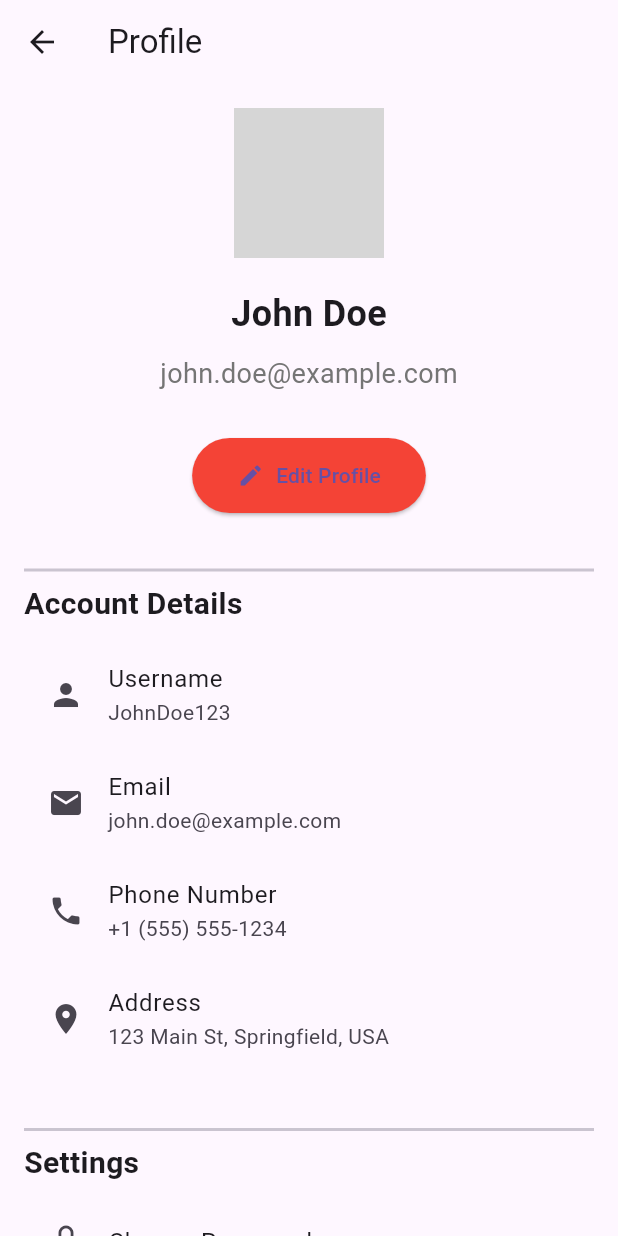
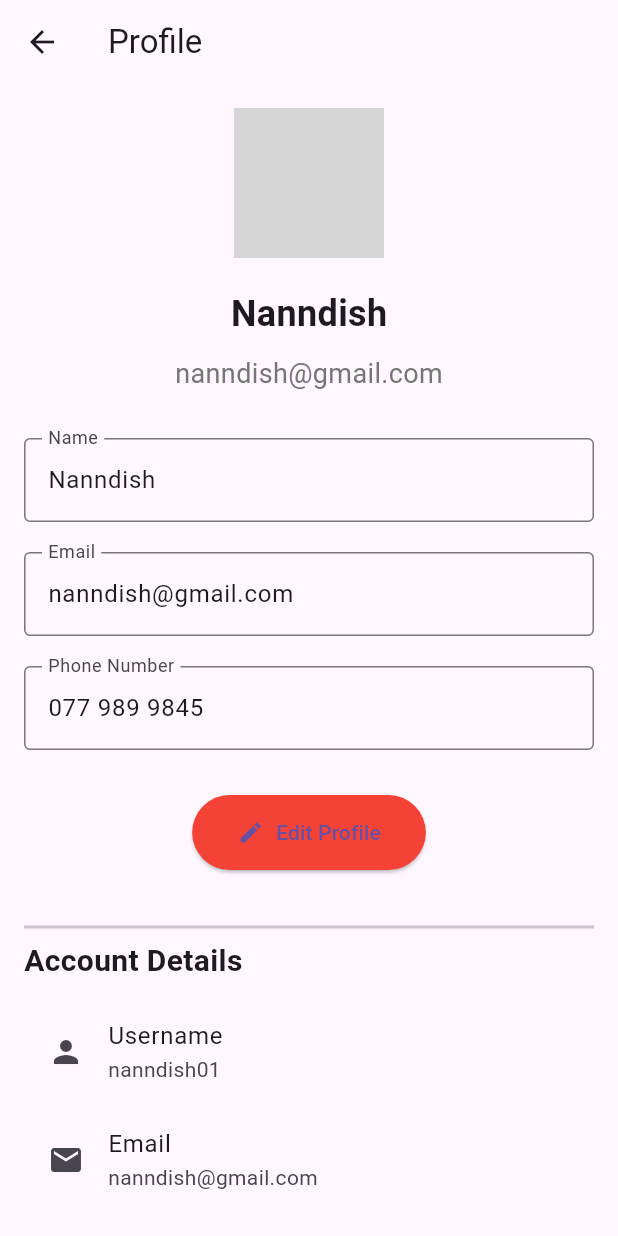
Before and after one commit to programming-wiz/revparts_app, a Flutter app: the ProfileScreen screen opened directly, on a phone screen of 412 x 824 dp. Run offline on Flutter 3.47's test engine with Material 3 defaults, Android fonts, the phone set to English and light mode, and no system bars; grey boxes are pictures that could not be loaded.

Commit message:
2nd Commit

```diff
--- a/lib/screens/profile_screen.dart
+++ b/lib/screens/profile_screen.dart
@@ -15,13 +15,13 @@ class ProfileScreen extends StatelessWidget {
               // Profile Picture
               CircleAvatar(
                 radius: 50,
-                backgroundImage: AssetImage('assets/profile_picture.png'), // Placeholder image
+                backgroundImage: AssetImage('assets/images/profile.jpg'),
               ),
               SizedBox(height: 20),
 
               // User Name and Email
               Text(
-                'John Doe', // User's name
+                'Nanndish', // User's name
                 style: TextStyle(
                   fontSize: 24,
                   fontWeight: FontWeight.bold,
@@ -29,7 +29,7 @@ class ProfileScreen extends StatelessWidget {
               ),
               SizedBox(height: 10),
               Text(
-                'john.doe@example.com', // User's email
+                'nanndish@gmail.com', // User's email
                 style: TextStyle(
                   fontSize: 18,
                   color: Colors.grey[600],
@@ -37,10 +37,48 @@ class ProfileScreen extends StatelessWidget {
               ),
               SizedBox(height: 30),
 
+              // Mobile Form for editing profile details (name, email, phone)
+              Form(
+                child: Column(
+                  children: [
+                    // Text Field for Name (Text Input)
+                    TextFormField(
+                      decoration: InputDecoration(
+                        labelText: 'Name',
+                        border: OutlineInputBorder(),
+                      ),
+                      initialValue: 'Nanndish',
+                    ),
+                    SizedBox(height: 20),
+
+                    // Text Field for Email (Email Input)
+                    TextFormField(
+                      decoration: InputDecoration(
+                        labelText: 'Email',
+                        border: OutlineInputBorder(),
+                      ),
+                      keyboardType: TextInputType.emailAddress,
+                      initialValue: 'nanndish@gmail.com',
+                    ),
+                    SizedBox(height: 20),
+
+                    // Text Field for Phone Number (Phone Input)
+                    TextFormField(
+                      decoration: InputDecoration(
+                        labelText: 'Phone Number',
+                        border: OutlineInputBorder(),
+                      ),
+                      keyboardType: TextInputType.phone,
+                      initialValue: '077 989 9845',
+                    ),
+                  ],
+                ),
+              ),
+              SizedBox(height: 30),
+
               // Edit Profile Button
               ElevatedButton.icon(
                 onPressed: () {
-                  // Navigate to edit profile page or show profile editing options
                   ScaffoldMessenger.of(context).showSnackBar(SnackBar(
                     content: Text('Edit Profile clicked'),
                   ));
@@ -69,22 +107,22 @@ class ProfileScreen extends StatelessWidget {
               ListTile(
                 leading: Icon(Icons.person),
                 title: Text('Username'),
-                subtitle: Text('JohnDoe123'),
+                subtitle: Text('nanndish01'),
               ),
               ListTile(
                 leading: Icon(Icons.email),
                 title: Text('Email'),
-                subtitle: Text('john.doe@example.com'),
+                subtitle: Text('nanndish@gmail.com'),
               ),
               ListTile(
                 leading: Icon(Icons.phone),
                 title: Text('Phone Number'),
-                subtitle: Text('+1 (555) 555-1234'),
+                subtitle: Text('077 989 9845'),
               ),
               ListTile(
                 leading: Icon(Icons.location_on),
                 title: Text('Address'),
-                subtitle: Text('123 Main St, Springfield, USA'),
+                subtitle: Text('No. 388 Union Pl, Colombo 00200'),
               ),
               SizedBox(height: 30),
 
@@ -102,7 +140,6 @@ class ProfileScreen extends StatelessWidget {
                 leading: Icon(Icons.lock),
                 title: Text('Change Password'),
                 onTap: () {
-                  // Handle change password functionality
                   ScaffoldMessenger.of(context).showSnackBar(SnackBar(
                     content: Text('Change Password clicked'),
                   ));
@@ -112,7 +149,6 @@ class ProfileScreen extends StatelessWidget {
                 leading: Icon(Icons.notifications),
                 title: Text('Notification Settings'),
                 onTap: () {
-                  // Navigate to notification settings
                   ScaffoldMessenger.of(context).showSnackBar(SnackBar(
                     content: Text('Notification Settings clicked'),
                   ));
@@ -122,7 +158,6 @@ class ProfileScreen extends StatelessWidget {
                 leading: Icon(Icons.privacy_tip),
                 title: Text('Privacy Settings'),
                 onTap: () {
-                  // Handle privacy settings
                   ScaffoldMessenger.of(context).showSnackBar(SnackBar(
                     content: Text('Privacy Settings clicked'),
                   ));
@@ -133,7 +168,6 @@ class ProfileScreen extends StatelessWidget {
               // Logout Button
               ElevatedButton.icon(
                 onPressed: () {
-                  // Handle logout functionality
                   ScaffoldMessenger.of(context).showSnackBar(SnackBar(
                     content: Text('Logging out...'),
                   ));
```
